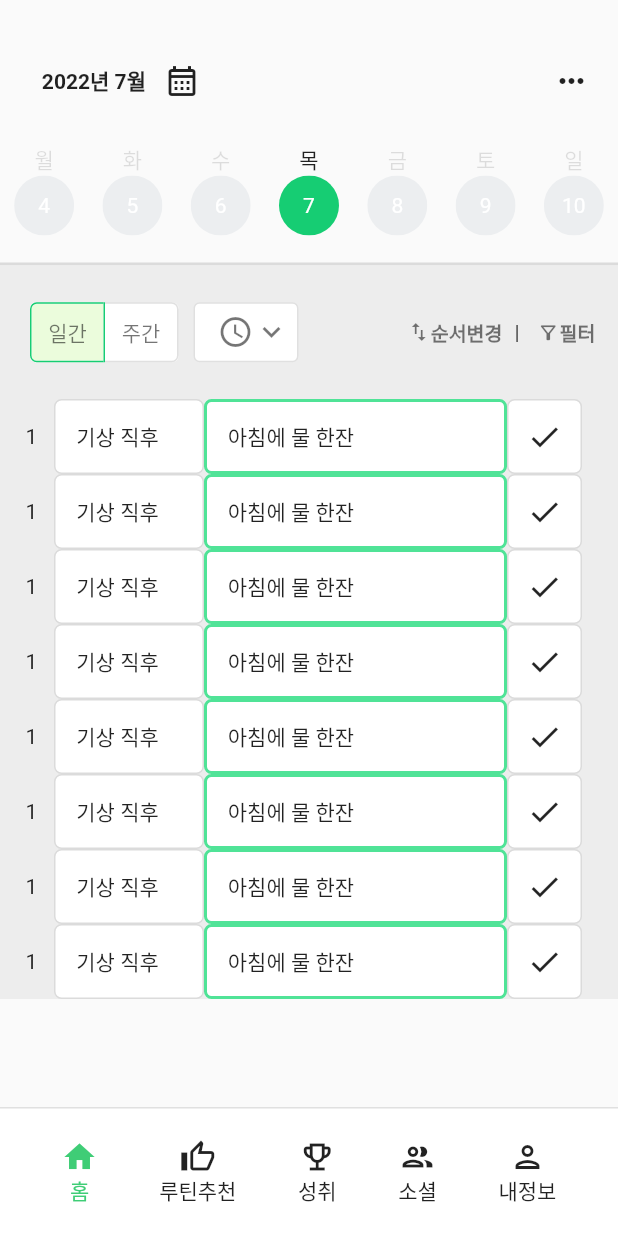
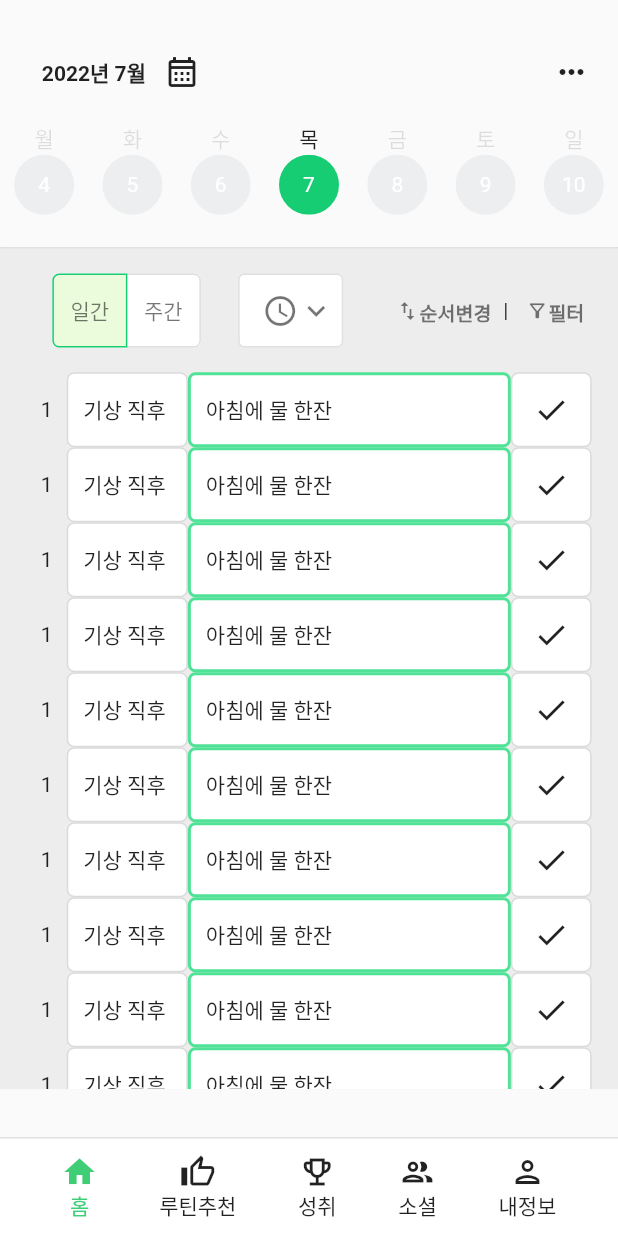
Before and after one commit to younhui97/MyRoutineCloneProj, a Flutter app: the screen it shows after launch, on a phone screen of 412 x 824 dp. Run offline on Flutter 3.47's test engine with Material 2 defaults, Android fonts, the phone set to English and light mode, and no system bars; Roboto replaces fonts that are missing (pr).

Commit message:
레이아웃 비율 줘서 정리함 아직 근데 하단에 공간 남음

```diff
--- a/lib/main_page.dart
+++ b/lib/main_page.dart
@@ -19,9 +19,15 @@ class _MainPageState extends State<MainPage>{
         theme: ThemeData(fontFamily: 'pr'),
         home: Scaffold(
             body :
+            Container(
+              height: MediaQuery.of(context).size.height,
+              child:
               Column(
                 children: [
-                SizedBox(height: 30,),
+                  SizedBox( height: MediaQuery.of(context).size.height*0.027,),
+                  SizedBox(
+                    height: MediaQuery.of(context).size.height*0.063,
+                    child:
                     Row(
                       mainAxisAlignment: MainAxisAlignment.spaceBetween,
                       children: [
@@ -41,11 +47,12 @@ class _MainPageState extends State<MainPage>{
                           ],
                         ),
                       ],
-                ), // 2022년 1월 + 달력
-                Container(
-                    height: 10.0
-                ), // 달력 밑 공간
-                Row(
+                    ),
+                  ),
+                  // 2022년 1월 + 달력
+                  SizedBox(
+                      height: MediaQuery.of(context).size.height*0.1,
+                      child: Row(
                       children: [
                         for (int i= 0; i<7; i++)
                           Expanded(child:
@@ -69,39 +76,33 @@ class _MainPageState extends State<MainPage>{
                                   ),],)
                           ),)
                       ],
+                    ),
                   ), //요일 쭉
                   Container(
-                    height: 10.0
+                      height: MediaQuery.of(context).size.height*0.01
                   ), //요일 쭉 및 공간
                   Container(
                     decoration: BoxDecoration(
                       border: Border.all(color: Color(0xFFDBDBDB), width: 0.5),
                     ),
                   ),
+
+                  Container(
+                    height: MediaQuery.of(context).size.height*0.68,
+                    color: const Color(0xFFEDEDED),
+                    child: Column(
+                      mainAxisAlignment: MainAxisAlignment.spaceBetween,
+                      children: [
                         // Container(
-                //   color: const Color(0xFFEDEDED),
-                //   child:
-                //   Row(
-                //     mainAxisAlignment: MainAxisAlignment.spaceEvenly,
-                //     children: [
-                //       Expanded(
-                //           child: Tabbar()
-                //         )
-                //     ],
+                        //   decoration: BoxDecoration(
+                        //     border: Border.all(color: Color(0xFFDBDBDB), width: 0.5),
                         //   ),
                         // ),
-
                         Container(
-                  decoration: BoxDecoration(
-                    border: Border.all(color: Color(0xFFDBDBDB), width: 0.5),
-                  ),
-                ),
+                          height: MediaQuery.of(context).size.height*0.01,),
                         Container(
-                  color: const Color(0xFFEDEDED),
-                  child: Column(
-                    children: [
-                      Container(height: 10,),
-                      Row(
+                          height: MediaQuery.of(context).size.height*0.08,
+                          child: Row(
                             mainAxisAlignment: MainAxisAlignment.spaceEvenly,
                             crossAxisAlignment: CrossAxisAlignment.center,
                             children: [
@@ -109,7 +110,7 @@ class _MainPageState extends State<MainPage>{
                                 width: 20,
                               ),
                               Container(
-                            height: 40,
+                                height: MediaQuery.of(context).size.height*0.06,
                                 padding: EdgeInsets.zero,
                                 decoration: BoxDecoration(
                                   color: Colors.white,
@@ -138,6 +139,7 @@ class _MainPageState extends State<MainPage>{
                                 width: 10,
                               ),
                               Container(
+                                height: MediaQuery.of(context).size.height*0.06,
                                 width:70,
                                 child: OutlinedButton(
                                   onPressed: (){},
@@ -155,10 +157,8 @@ class _MainPageState extends State<MainPage>{
                                   ),
                                 ),
                               ),
-                          Expanded(child:
                               Container(
                                 width: 10,
-                          )
                               ),
                               Row(children: [
                                 TextButton(
@@ -189,8 +189,10 @@ class _MainPageState extends State<MainPage>{
                               ),
                             ],
                           ),
-                      Container(height: 10), // 리스트 위에 빈 공간
+                        ),
+                        Container(height: MediaQuery.of(context).size.height*0.01), // 리스트 위에 빈 공간
                         Column(
+                          mainAxisSize: MainAxisSize.min,
                           children:[
                             Row(
                               mainAxisAlignment: MainAxisAlignment.spaceBetween,
@@ -198,76 +200,9 @@ class _MainPageState extends State<MainPage>{
                               children: [
                                 Column(
                                   children: [
-                                  Container(
-                                    width: 10,
-                                  ),
                                     Column(
                                       children: [
-
-                                      Rlist(),//리스트 위에 공간
-                                      // Row(
-                                      //   children: [
-                                      //     Column(
-                                      //       children: [
-                                      //         SizedBox(
-                                      //           width: 30,
-                                      //           height: 50,
-                                      //           child: Center(
-                                      //             child: Text("1",style: TextStyle(),),
-                                      //           ),
-                                      //         ),
-                                      //       ],
-                                      //     ),
-                                      //     Column(
-                                      //       children: [
-                                      //         Container(
-                                      //           width: 100,
-                                      //           height: 50,
-                                      //           decoration: BoxDecoration(
-                                      //             border: Border.all(color: Color(0xFFDBDBDB), width: 1),
-                                      //             color: Colors.white,
-                                      //             borderRadius: BorderRadius.all(Radius.circular(5.0)),
-                                      //           ),
-                                      //           child: Align(
-                                      //             alignment: Alignment.centerLeft,
-                                      //             child: Text("    기상 직후",style: TextStyle(),),),
-                                      //         ),
-                                      //       ],
-                                      //     ),
-                                      //     Column(
-                                      //       children: [
-                                      //         Container(
-                                      //           width: MediaQuery.of(context).size.width-210,
-                                      //           height: 50,
-                                      //           decoration: BoxDecoration(
-                                      //             border: Border.all(color: Color(0xFF50e397), width: 2),
-                                      //             color: Colors.white,
-                                      //             borderRadius: BorderRadius.all(Radius.circular(5.0)),
-                                      //           ),
-                                      //           child: Align(
-                                      //             alignment: Alignment.centerLeft,
-                                      //             child: Text("    아침에 물 한잔"),),
-                                      //         ),
-                                      //       ],
-                                      //     ),
-                                      //     Column(
-                                      //       children: [
-                                      //         Container(
-                                      //           width: 50,
-                                      //           height: 50,
-                                      //           decoration: BoxDecoration(
-                                      //             border: Border.all(color: Color(0xFFDBDBDB), width: 1),
-                                      //             color: Colors.white,
-                                      //             borderRadius: BorderRadius.all(Radius.circular(5.0)),
-                                      //           ),
-                                      //           child: Center(
-                                      //             child: Icon(Icons.check),),
-                                      //         ),
-                                      //       ],
-                                      //     ),
-                                      //   ],
-                                      // ) // 이걸 반복해야함
-
+                                        Rlist(),
                                       ],
                                     ),
                                     Container(
@@ -281,13 +216,12 @@ class _MainPageState extends State<MainPage>{
                         )
                       ],
                     ),
-
                   ),
                 ],
               ),
+            ),
+            bottomNavigationBar: BottomAppBar (
 
-
-            bottomNavigationBar: BottomAppBar (
                 elevation: 0,
                 color: Colors.white,
                 child: Column(
@@ -299,7 +233,7 @@ class _MainPageState extends State<MainPage>{
                       ),
                     ),
                     Container(
-                      height: 20,
+                      height: 10,
                     ),
                     Row(
                       mainAxisAlignment: MainAxisAlignment.spaceEvenly,
@@ -347,14 +281,45 @@ class _MainPageState extends State<MainPage>{
                       ],
                     ),
                     Container(
-                      height: 20,
+                      height: 10,
                     ),
                   ],
                 )
-
             )
         )
     );
   }
 
 }
+
+class Tabbar extends StatelessWidget {
+  const Tabbar({Key? key}) : super(key: key);
+
+  @override
+  Widget build(BuildContext context) {
+    return MaterialApp(
+      home: DefaultTabController(
+        length: 3,
+        child: Scaffold(
+          appBar: AppBar(
+            bottom: const TabBar(
+              tabs: [
+                Tab(icon: Icon(Icons.directions_car)),
+                Tab(icon: Icon(Icons.directions_transit)),
+                Tab(icon: Icon(Icons.directions_bike)),
+              ],
+            ),
+            title: const Text('Tabs Demo'),
+          ),
+          body: const TabBarView(
+            children: [
+              Icon(Icons.directions_car),
+              Icon(Icons.directions_transit),
+              Icon(Icons.directions_bike),
+            ],
+          ),
+        ),
+      ),
+    );
+  }
+}
--- a/lib/rlist.dart
+++ b/lib/rlist.dart
@@ -4,23 +4,28 @@ class Rlist extends StatelessWidget{
   const Rlist({Key? key}) : super(key: key);
   @override
   Widget build(BuildContext context) {
-    // return Container(
-    //   child: Text("hi"),
-    // );
     return Column(
       children: [
         SizedBox(
-          height: 400,
-          width: 400,
+          height: MediaQuery.of(context).size.height*0.58,
+          width: MediaQuery.of(context).size.width*0.98,
           child: ListView.builder(
             shrinkWrap: true,
-            // scrollDirection: Axis.horizontal,
-            itemCount: 9,
+            itemCount: 10,
             itemBuilder: (BuildContext context, int index) {
               return Row(
-                children: [
-                  Column(
-                    children: [
+                children: <Widget>[
+                  Expanded(
+                    flex: 1,
+                    child:
+                    SizedBox(
+                      width: 30,
+                      height: 50,
+                    ),
+                  ),
+                  Expanded(
+                    flex: 2,
+                    child:
                       SizedBox(
                       width: 30,
                       height: 50,
@@ -28,10 +33,10 @@ class Rlist extends StatelessWidget{
                         child: Text("1",style: TextStyle(),),
                       ),
                     ),
-                    ],
-                  ),
-                  Column(
-                    children: [
+                  ), //숫자1
+                  Expanded(
+                    flex:6,
+                    child:
                       Container(
                         width: 100,
                         height: 50,
@@ -40,30 +45,44 @@ class Rlist extends StatelessWidget{
                           color: Colors.white,
                           borderRadius: BorderRadius.all(Radius.circular(5.0)),
                         ),
-                        child: Align(
+                        child: Row(
+                            children:[
+                              Container(
+                                width: 10,
+                              ),
+                              Align(
                                 alignment: Alignment.centerLeft,
-                          child: Text("    기상 직후",style: TextStyle(),),),
+                                child: Text("기상 직후",style: TextStyle(),),),
+                            ]
+                        )
                     ),
-                    ],
-                  ),
-                  Column(
-                    children: [
+                  ), //첫칸
+                  Expanded(
+                    flex: 16,
+                    child:
                     Container(
-                        width: MediaQuery.of(context).size.width-210,
+                      // width: MediaQuery.of(context).size.width-210,
                         height: 50,
                         decoration: BoxDecoration(
                           border: Border.all(color: Color(0xFF50e397), width: 2),
                           color: Colors.white,
                           borderRadius: BorderRadius.all(Radius.circular(5.0)),
                         ),
-                        child: Align(
+                        child: Row(
+                            children:[
+                              Container(
+                                width: 10,
+                              ),
+                              Align(
                                 alignment: Alignment.centerLeft,
-                          child: Text("    아침에 물 한잔"),),
+                                child: Text("아침에 물 한잔",style: TextStyle(),),),
+                            ]
+                        )
                     ),
-                    ],
-                  ),
-                  Column(
-                    children: [
+                  ), //둘째칸
+                  Expanded(
+                    flex: 4,
+                    child:
                       Container(
                     width: 50,
                     height: 50,
@@ -75,14 +94,20 @@ class Rlist extends StatelessWidget{
                     child: Center(
                       child: Icon(Icons.check),),
                   ),
-                    ],
                   ),
+                  Expanded(
+                    flex: 1,
+                    child:
+                    SizedBox(
+                      width: 30,
+                      height: 50,
+                      ),
+                    ), //넷째칸
                 ],
               );
             },
-          )
-          ,
-        )
+          ),
+        ),
       ],
     );
   }
```
Also changed, not shown: lib/tabbar.dart (+20 -74 lines). Lines whose indentation alone changed are shown as unchanged.
